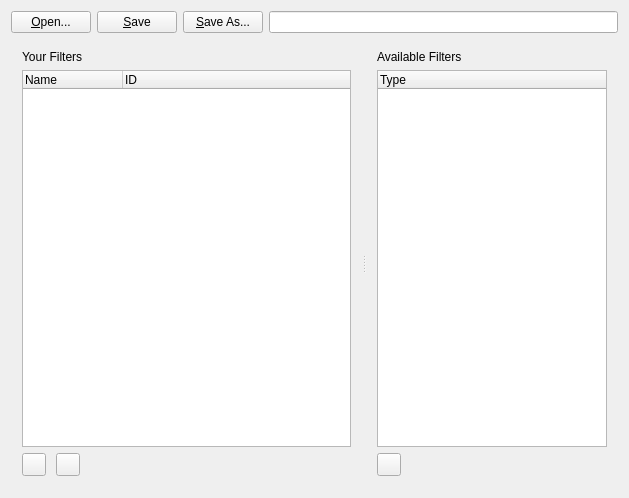
First picture: the form in mainwidget.ui, repository BrainB0ne/spotwebfc, before the edit.
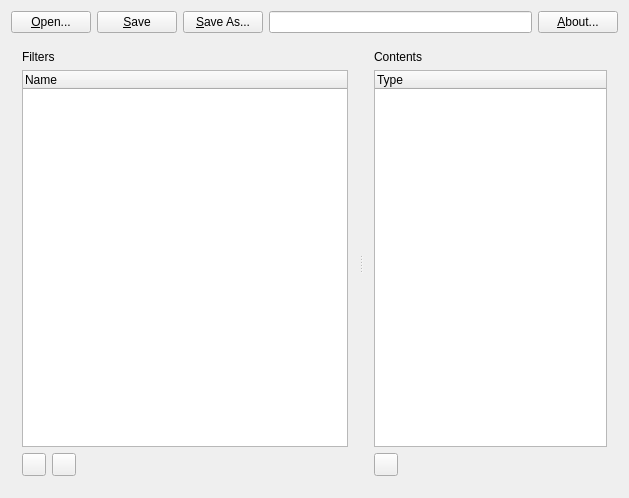
Second picture: the form after the edit. Icons and pictures are not drawn.

Commit message: added About Dialog

Diff of the .ui file:
```diff
--- a/mainwidget.ui
+++ b/mainwidget.ui
@@ -70,7 +70,7 @@
      </property>
     </widget>
    </item>
-   <item row="1" column="0" colspan="4">
+   <item row="1" column="0" colspan="5">
     <widget class="QSplitter" name="splitter">
      <property name="orientation">
       <enum>Qt::Horizontal</enum>
@@ -80,7 +80,7 @@
        <item row="0" column="0" colspan="2">
         <widget class="QLabel" name="yourFiltersLabel">
          <property name="text">
-          <string>Your Filters</string>
+          <string>Filters</string>
          </property>
         </widget>
        </item>
@@ -100,11 +100,6 @@
            <string>Name</string>
           </property>
          </column>
-         <column>
-          <property name="text">
-           <string>ID</string>
-          </property>
-         </column>
         </widget>
        </item>
        <item row="2" column="0">
@@ -155,7 +150,7 @@
        <item row="0" column="0" colspan="2">
         <widget class="QLabel" name="availableFiltersLabel">
          <property name="text">
-          <string>Available Filters</string>
+          <string>Contents</string>
          </property>
         </widget>
        </item>
@@ -202,6 +197,17 @@
      </widget>
     </widget>
    </item>
+   <item row="0" column="4">
+    <widget class="QPushButton" name="aboutButton">
+     <property name="text">
+      <string>&amp;About...</string>
+     </property>
+     <property name="icon">
+      <iconset resource="spotwebfc.qrc">
+       <normaloff>:/images/about.png</normaloff>:/images/about.png</iconset>
+     </property>
+    </widget>
+   </item>
   </layout>
  </widget>
  <layoutdefault spacing="6" margin="11"/>
```
Left out of the diff: 20 changed lines with no effect on the pictures. The commit also changes 4 other files.
